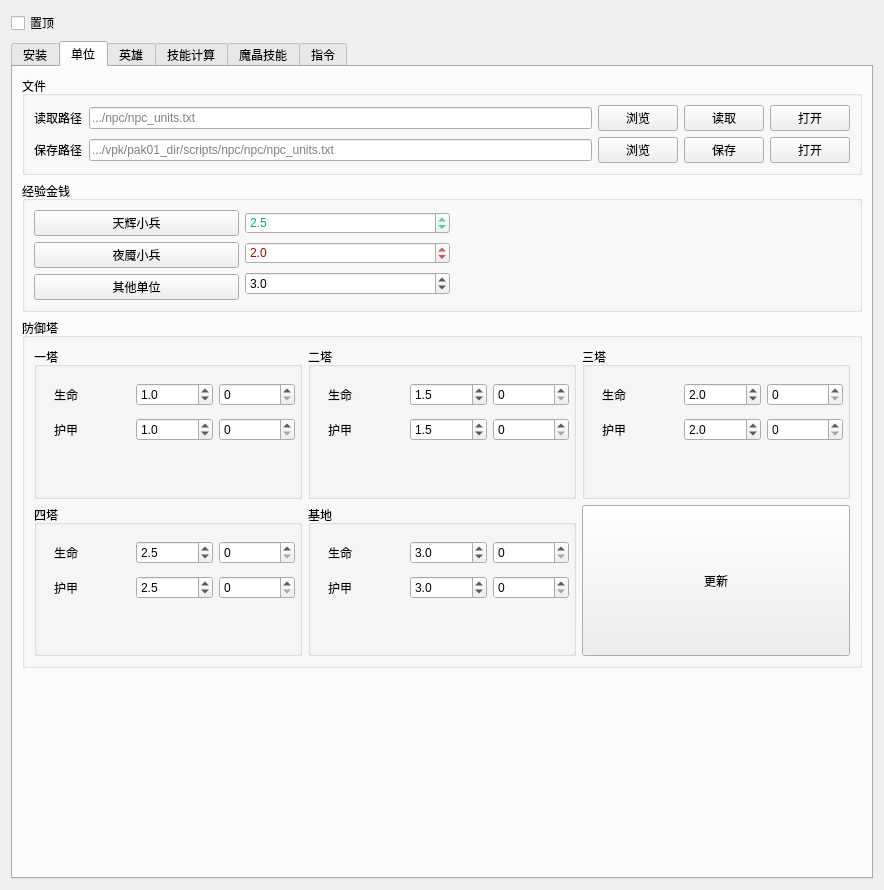
JeremyChim/Dota-Tool, file untitled.ui: the form before one commit.
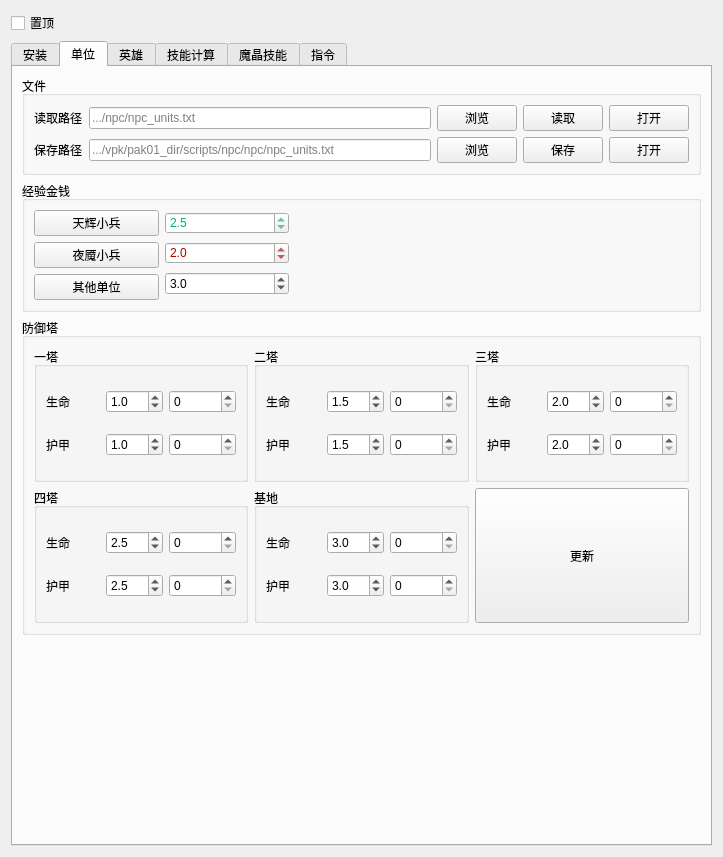
The form after the commit. The open tabs and pages were chosen to show the change.

Commit message: ui新增按钮：夜间视野+

Diff of the .ui file:
```diff
--- a/untitled.ui
+++ b/untitled.ui
@@ -6,8 +6,8 @@
    <rect>
     <x>0</x>
     <y>0</y>
-    <width>884</width>
-    <height>890</height>
+    <width>723</width>
+    <height>800</height>
    </rect>
   </property>
   <property name="windowTitle">
@@ -729,15 +729,8 @@
             <property name="title">
              <string>二塔</string>
             </property>
-            <widget class="QWidget" name="layoutWidget_3">
-             <property name="geometry">
-              <rect>
-               <x>20</x>
-               <y>30</y>
-               <width>241</width>
-               <height>71</height>
-              </rect>
-             </property>
+            <layout class="QHBoxLayout" name="horizontalLayout_79">
+             <item>
              <layout class="QVBoxLayout" name="verticalLayout_3">
               <item>
                <layout class="QHBoxLayout" name="horizontalLayout_5">
@@ -814,7 +807,8 @@
                </layout>
               </item>
              </layout>
-            </widget>
+             </item>
+            </layout>
            </widget>
           </item>
           <item row="0" column="2">
@@ -822,15 +816,8 @@
             <property name="title">
              <string>三塔</string>
             </property>
-            <widget class="QWidget" name="layoutWidget_4">
-             <property name="geometry">
-              <rect>
-               <x>20</x>
-               <y>30</y>
-               <width>241</width>
-               <height>71</height>
-              </rect>
-             </property>
+            <layout class="QHBoxLayout" name="horizontalLayout_80">
+             <item>
              <layout class="QVBoxLayout" name="verticalLayout_4">
               <item>
                <layout class="QHBoxLayout" name="horizontalLayout_7">
@@ -907,7 +894,8 @@
                </layout>
               </item>
              </layout>
-            </widget>
+             </item>
+            </layout>
            </widget>
           </item>
           <item row="1" column="2">
@@ -934,15 +922,8 @@
             <property name="title">
              <string>一塔</string>
             </property>
-            <widget class="QWidget" name="layoutWidget">
-             <property name="geometry">
-              <rect>
-               <x>20</x>
-               <y>30</y>
-               <width>241</width>
-               <height>71</height>
-              </rect>
-             </property>
+            <layout class="QHBoxLayout" name="horizontalLayout_78">
+             <item>
              <layout class="QVBoxLayout" name="verticalLayout_2">
               <item>
                <layout class="QHBoxLayout" name="horizontalLayout_3">
@@ -1019,7 +1000,8 @@
                </layout>
               </item>
              </layout>
-            </widget>
+             </item>
+            </layout>
            </widget>
           </item>
           <item row="1" column="0">
@@ -1027,15 +1009,8 @@
             <property name="title">
              <string>四塔</string>
             </property>
-            <widget class="QWidget" name="layoutWidget_5">
-             <property name="geometry">
-              <rect>
-               <x>20</x>
-               <y>30</y>
-               <width>241</width>
-               <height>71</height>
-              </rect>
-             </property>
+            <layout class="QHBoxLayout" name="horizontalLayout_82">
+             <item>
              <layout class="QVBoxLayout" name="verticalLayout_5">
               <item>
                <layout class="QHBoxLayout" name="horizontalLayout_9">
@@ -1112,7 +1087,8 @@
                </layout>
               </item>
              </layout>
-            </widget>
+             </item>
+            </layout>
            </widget>
           </item>
           <item row="1" column="1">
@@ -1126,15 +1102,8 @@
             <property name="title">
              <string>基地</string>
             </property>
-            <widget class="QWidget" name="layoutWidget_6">
-             <property name="geometry">
-              <rect>
-               <x>20</x>
-               <y>30</y>
-               <width>241</width>
-               <height>71</height>
-              </rect>
-             </property>
+            <layout class="QHBoxLayout" name="horizontalLayout_81">
+             <item>
              <layout class="QVBoxLayout" name="verticalLayout_6">
               <item>
                <layout class="QHBoxLayout" name="horizontalLayout_11">
@@ -1211,7 +1180,8 @@
                </layout>
               </item>
              </layout>
-            </widget>
+             </item>
+            </layout>
            </widget>
           </item>
          </layout>
```
Left out of the diff: 77 changed lines with no effect on the pictures. Lines whose indentation alone changed are shown as unchanged. The commit also changes 2 other files.
